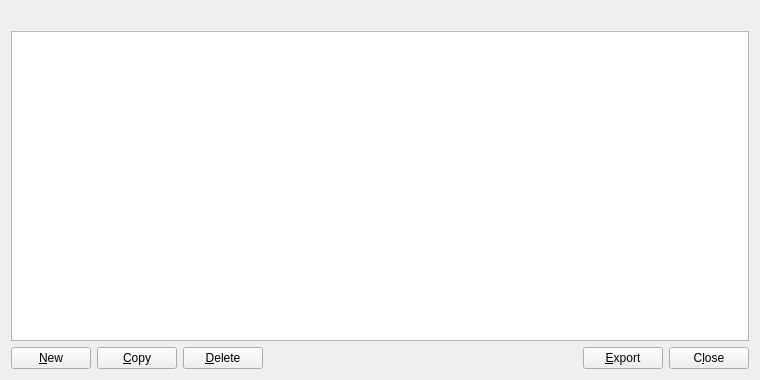
This is src/qt/forms/addressbookpage.ui in flavacoin/educational-coin-project as Qt 5 draws it before an edit. The edited form follows.
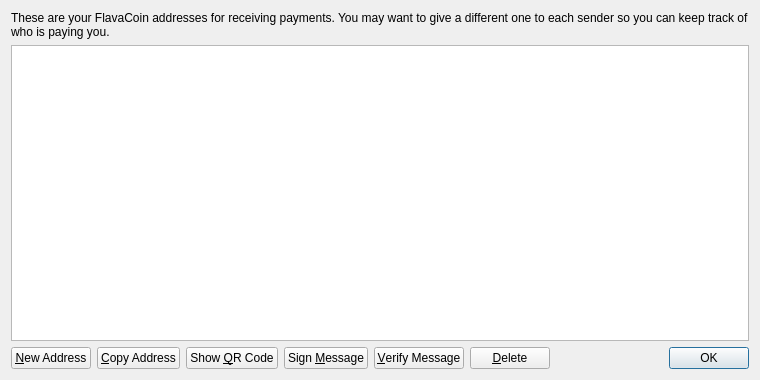
This is the edited form. Icons and pictures are not drawn.

```diff
--- a/src/qt/forms/addressbookpage.ui
+++ b/src/qt/forms/addressbookpage.ui
@@ -13,6 +13,9 @@
   <layout class="QVBoxLayout" name="verticalLayout">
    <item>
     <widget class="QLabel" name="labelExplanation">
+     <property name="text">
+      <string>These are your FlavaCoin addresses for receiving payments. You may want to give a different one to each sender so you can keep track of who is paying you.</string>
+     </property>
      <property name="textFormat">
       <enum>Qt::PlainText</enum>
      </property>
@@ -32,9 +35,6 @@
      <property name="tabKeyNavigation">
       <bool>false</bool>
      </property>
-     <property name="alternatingRowColors">
-      <bool>true</bool>
-     </property>
      <property name="selectionMode">
       <enum>QAbstractItemView::SingleSelection</enum>
      </property>
@@ -57,14 +57,7 @@
         <string>Create a new address</string>
        </property>
        <property name="text">
-        <string>&amp;New</string>
-       </property>
-       <property name="icon">
-        <iconset resource="../bitcoin.qrc">
-         <normaloff>:/icons/add</normaloff>:/icons/add</iconset>
-       </property>
-       <property name="autoDefault">
-        <bool>false</bool>
+        <string>&amp;New Address</string>
        </property>
       </widget>
      </item>
@@ -74,32 +67,45 @@
         <string>Copy the currently selected address to the system clipboard</string>
        </property>
        <property name="text">
-        <string>&amp;Copy</string>
+        <string>&amp;Copy Address</string>
        </property>
-       <property name="icon">
-        <iconset resource="../bitcoin.qrc">
-         <normaloff>:/icons/editcopy</normaloff>:/icons/editcopy</iconset>
+      </widget>
+     </item>
+     <item>
+      <widget class="QPushButton" name="showQRCode">
+       <property name="text">
+        <string>Show &amp;QR Code</string>
        </property>
-       <property name="autoDefault">
-        <bool>false</bool>
+      </widget>
+     </item>
+     <item>
+      <widget class="QPushButton" name="signMessage">
+       <property name="toolTip">
+        <string>Sign a message to prove you own a FlavaCoin address</string>
        </property>
+       <property name="text">
+        <string>Sign &amp;Message</string>
+       </property>
       </widget>
      </item>
      <item>
-      <widget class="QPushButton" name="deleteAddress">
+      <widget class="QPushButton" name="verifyMessage">
+       <property name="toolTip">
+        <string>Verify a message to ensure it was signed with a specified FlavaCoin address</string>
+       </property>
+       <property name="text">
+        <string>&amp;Verify Message</string>
+       </property>
+      </widget>
+     </item>
+     <item>
+      <widget class="QPushButton" name="deleteButton">
        <property name="toolTip">
         <string>Delete the currently selected address from the list</string>
        </property>
        <property name="text">
         <string>&amp;Delete</string>
        </property>
-       <property name="icon">
-        <iconset resource="../bitcoin.qrc">
-         <normaloff>:/icons/remove</normaloff>:/icons/remove</iconset>
-       </property>
-       <property name="autoDefault">
-        <bool>false</bool>
-       </property>
       </widget>
      </item>
      <item>
@@ -116,35 +122,15 @@
       </spacer>
      </item>
      <item>
-      <widget class="QPushButton" name="exportButton">
-       <property name="toolTip">
-        <string>Export the data in the current tab to a file</string>
-       </property>
-       <property name="text">
-        <string>&amp;Export</string>
-       </property>
-       <property name="icon">
-        <iconset resource="../bitcoin.qrc">
-         <normaloff>:/icons/export</normaloff>:/icons/export</iconset>
-       </property>
-       <property name="autoDefault">
-        <bool>false</bool>
-       </property>
-      </widget>
-     </item>
-     <item>
-      <widget class="QPushButton" name="closeButton">
+      <widget class="QDialogButtonBox" name="buttonBox">
        <property name="sizePolicy">
-        <sizepolicy hsizetype="Minimum" vsizetype="Minimum">
+        <sizepolicy hsizetype="Maximum" vsizetype="Fixed">
          <horstretch>0</horstretch>
          <verstretch>0</verstretch>
         </sizepolicy>
        </property>
-       <property name="text">
-        <string>C&amp;lose</string>
-       </property>
-       <property name="autoDefault">
-        <bool>false</bool>
+       <property name="standardButtons">
+        <set>QDialogButtonBox::Ok</set>
        </property>
       </widget>
      </item>
```
Left out of the diff: 9 changed lines with no effect on the pictures.
